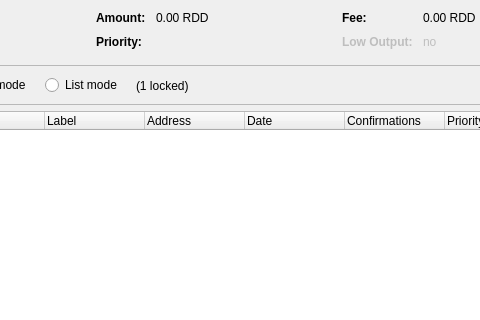
Before: the Qt Designer form src/qt/forms/coincontroldialog.ui in zarGonnn/reddcoin, drawn with Qt 5; both pictures show x 167 to 647 and y 0 to 320 of the 1000 by 500 pixel window.
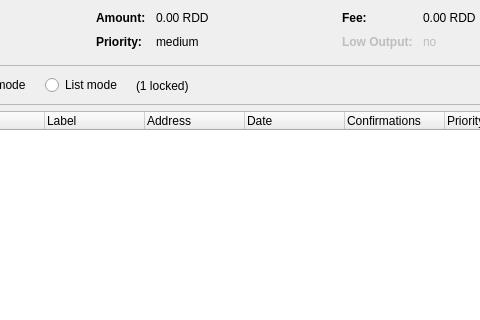
After: the same form once the commit is applied. Custom widgets are drawn as their Qt base class.

Commit message:
[Qt] coin-control features GUI cleanup 3
- remove style sheets from ui files and use Qt attributes instead
- make some more strings untranslatable, to make life for translators
  easier
- split up long tooltips an rework the texts a little

Conflicts:
	src/qt/coincontroldialog.cpp
	src/qt/forms/sendcoinsdialog.ui

Diff of the .ui file:
```diff
--- a/src/qt/forms/coincontroldialog.ui
+++ b/src/qt/forms/coincontroldialog.ui
@@ -148,6 +148,9 @@
          <property name="contextMenuPolicy">
           <enum>Qt::ActionsContextMenu</enum>
          </property>
+         <property name="text">
+          <string notr="true">medium</string>
+         </property>
          <property name="textInteractionFlags">
           <set>Qt::LinksAccessibleByMouse|Qt::TextSelectableByKeyboard|Qt::TextSelectableByMouse</set>
          </property>
```
Left out of the diff: 60 changed lines with no effect on the pictures. The commit also changes 2 other files.
